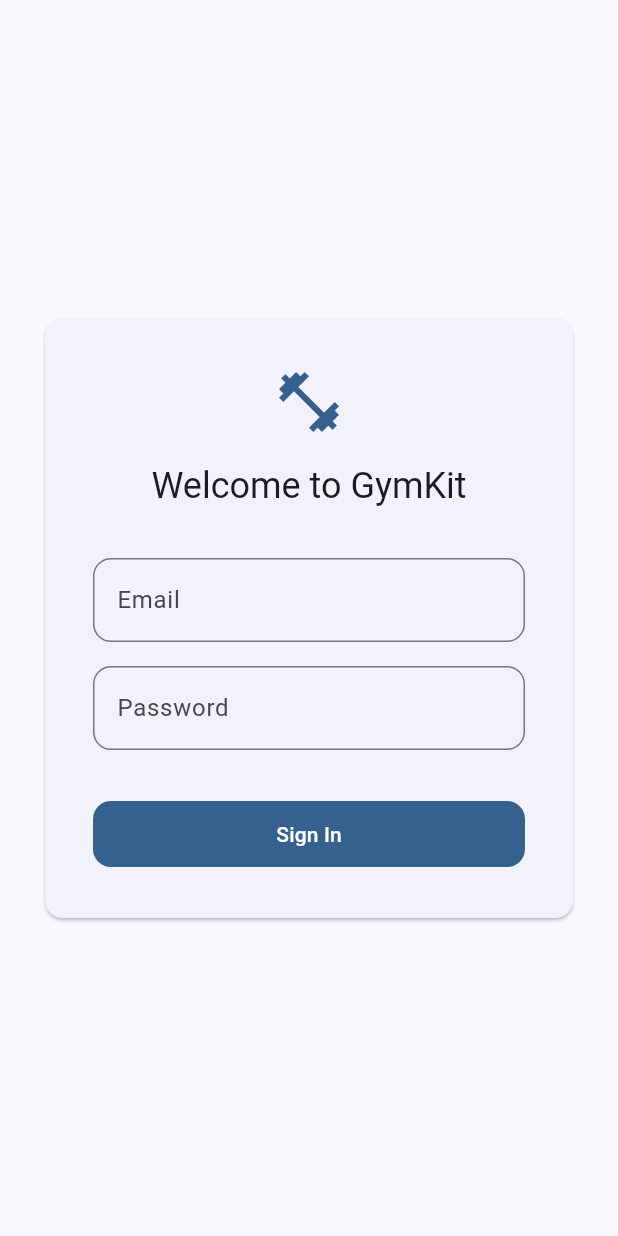
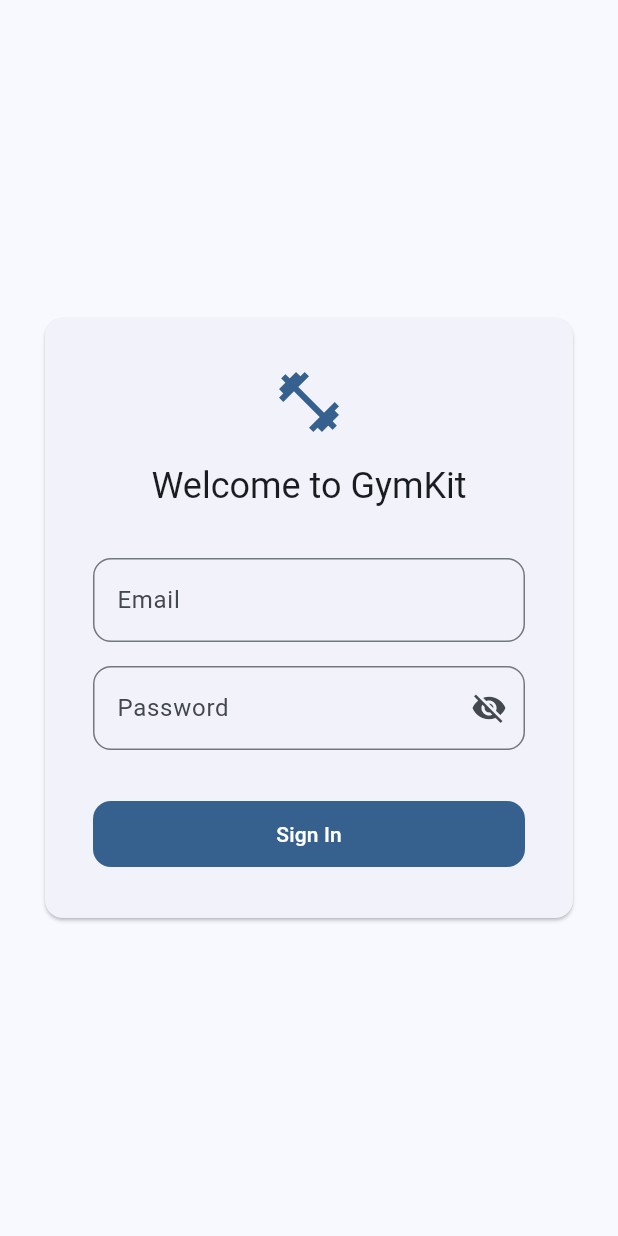
Before and after one commit to yuvaneshghy/Gym-OS, a Flutter app: the screen it shows after launch, on a phone screen of 412 x 824 dp. Run offline on Flutter 3.47's test engine with Material 3 defaults, Android fonts, the light colour scheme and no system bars; our stand-ins replace flutter_riverpod, go_router, pocketbase, shared_preferences.

Commit message:
ui: Make login screen responsive and add password visibility toggle

```diff
--- a/lib/core/widgets/app_textfield.dart
+++ b/lib/core/widgets/app_textfield.dart
@@ -1,7 +1,7 @@
 import 'package:flutter/material.dart';
 
 /// A global wrapper for TextField that adheres to the tenant's theme.
-class AppTextField extends StatelessWidget {
+class AppTextField extends StatefulWidget {
   const AppTextField({
     super.key,
     required this.controller,
@@ -16,13 +16,38 @@ class AppTextField extends StatelessWidget {
   final TextInputType? keyboardType;
 
   @override
+  State<AppTextField> createState() => _AppTextFieldState();
+}
+
+class _AppTextFieldState extends State<AppTextField> {
+  late bool _isObscured;
+
+  @override
+  void initState() {
+    super.initState();
+    _isObscured = widget.obscureText;
+  }
+
+  @override
   Widget build(BuildContext context) {
     return TextField(
-      controller: controller,
-      obscureText: obscureText,
-      keyboardType: keyboardType,
+      controller: widget.controller,
+      obscureText: _isObscured,
+      keyboardType: widget.keyboardType,
       decoration: InputDecoration(
-        labelText: label,
+        labelText: widget.label,
+        suffixIcon: widget.obscureText
+            ? IconButton(
+                icon: Icon(
+                  _isObscured ? Icons.visibility_off : Icons.visibility,
+                ),
+                onPressed: () {
+                  setState(() {
+                    _isObscured = !_isObscured;
+                  });
+                },
+              )
+            : null,
       ),
     );
   }
--- a/lib/features/auth/presentation/login_screen.dart
+++ b/lib/features/auth/presentation/login_screen.dart
@@ -47,10 +47,10 @@ class _LoginScreenState extends ConsumerState<LoginScreen> {
   @override
   Widget build(BuildContext context) {
     final theme = Theme.of(context);
+    final size = MediaQuery.sizeOf(context);
+    final isDesktop = size.width > 800;
 
-    return Scaffold(
-      body: Center(
-        child: ConstrainedBox(
+    final loginForm = ConstrainedBox(
       constraints: const BoxConstraints(maxWidth: 400),
       child: Card(
         margin: const EdgeInsets.all(24),
@@ -60,8 +60,10 @@ class _LoginScreenState extends ConsumerState<LoginScreen> {
             mainAxisSize: MainAxisSize.min,
             crossAxisAlignment: CrossAxisAlignment.stretch,
             children: [
+              if (!isDesktop) ...[
                 Icon(Icons.fitness_center, size: 48, color: theme.colorScheme.primary),
                 const SizedBox(height: 16),
+              ],
               Text(
                 'Welcome to GymKit',
                 style: theme.textTheme.headlineSmall,
@@ -93,7 +95,45 @@ class _LoginScreenState extends ConsumerState<LoginScreen> {
           ),
         ),
       ),
+    );
+
+    if (isDesktop) {
+      return Scaffold(
+        body: Row(
+          children: [
+            Expanded(
+              flex: 5,
+              child: ColoredBox(
+                color: theme.colorScheme.primaryContainer,
+                child: Column(
+                  mainAxisAlignment: MainAxisAlignment.center,
+                  children: [
+                    Icon(Icons.fitness_center, size: 120, color: theme.colorScheme.primary),
+                    const SizedBox(height: 24),
+                    Text(
+                      'Manage your gym\nlike a pro.',
+                      textAlign: TextAlign.center,
+                      style: theme.textTheme.displaySmall?.copyWith(
+                        color: theme.colorScheme.onPrimaryContainer,
+                        fontWeight: FontWeight.bold,
                       ),
+                    ),
+                  ],
+                ),
+              ),
+            ),
+            Expanded(
+              flex: 4,
+              child: Center(child: loginForm),
+            ),
+          ],
+        ),
+      );
+    }
+
+    return Scaffold(
+      body: Center(
+        child: loginForm,
       ),
     );
   }
```
Lines whose indentation alone changed are shown as unchanged.
